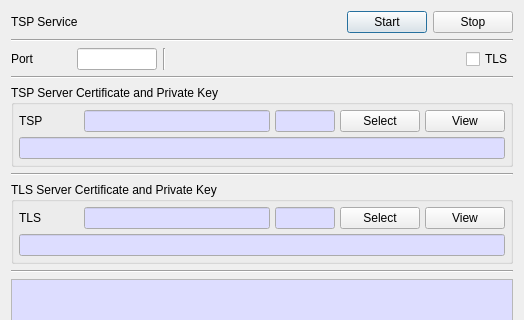
This is CertMan/tsp_service_dlg.ui in jykim74/CertMan as Qt 5 draws it before an edit; both pictures show x 0 to 524 and y 0 to 320 of the 524 by 506 pixel window. The edited form follows.
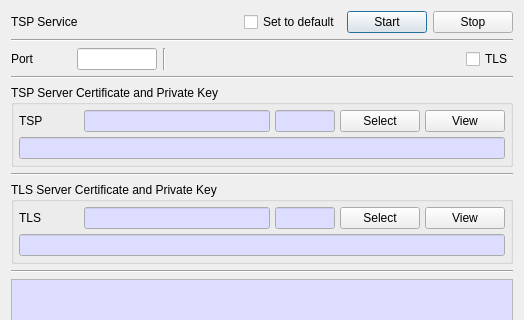
This is the edited form.

Commit message: Service SetToDefault 지원

Patch:
```diff
--- a/CertMan/tsp_service_dlg.ui
+++ b/CertMan/tsp_service_dlg.ui
@@ -32,7 +32,7 @@
        </property>
       </spacer>
      </item>
-     <item row="0" column="2">
+     <item row="0" column="3">
       <widget class="QPushButton" name="mStartBtn">
        <property name="text">
         <string>Start</string>
@@ -46,13 +46,20 @@
        </property>
       </widget>
      </item>
-     <item row="0" column="3">
+     <item row="0" column="4">
       <widget class="QPushButton" name="mStopBtn">
        <property name="text">
         <string>Stop</string>
        </property>
       </widget>
      </item>
+     <item row="0" column="2">
+      <widget class="QCheckBox" name="mSetDefaultCheck">
+       <property name="text">
+        <string>Set to default</string>
+       </property>
+      </widget>
+     </item>
     </layout>
    </item>
    <item>
```
The commit also changes 9 other files.
